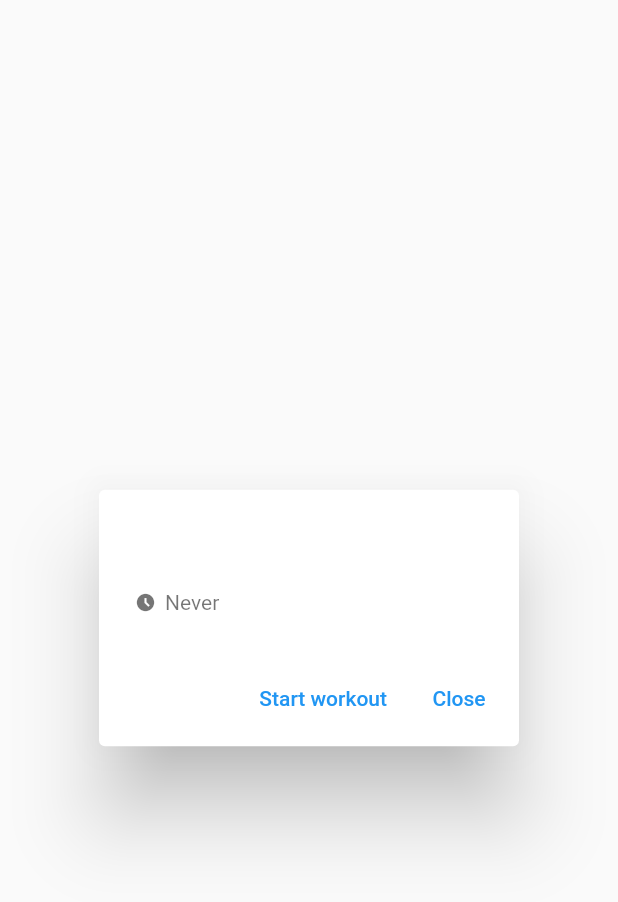
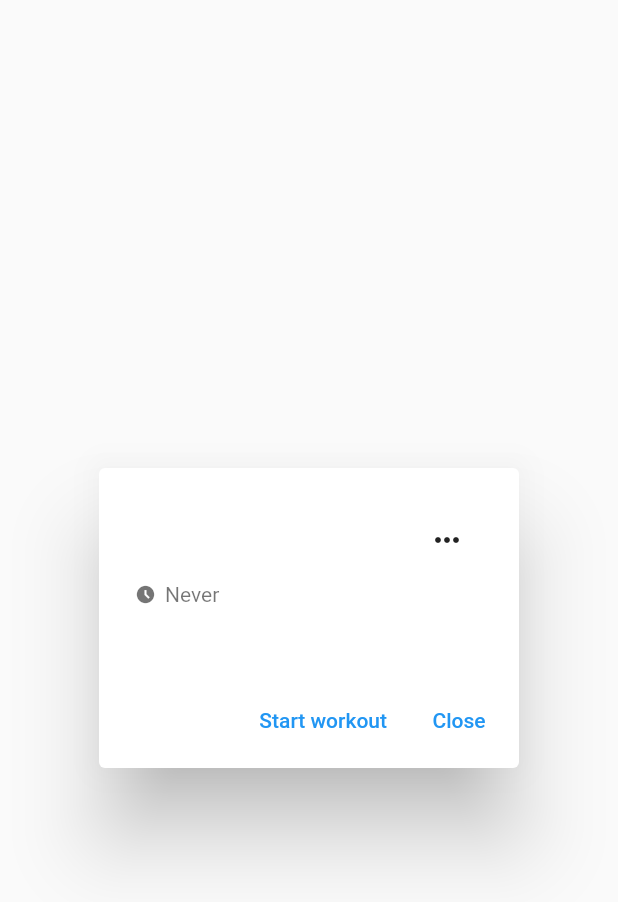
Before and after one commit to eeshangarg/fitness_copilot, a Flutter app: the WorkoutDetailsDialog widget shown alone on an empty page, opened directly with empty values, on a phone screen of 412 x 824 dp. Shown: the top 902 px of the screen. Run offline on Flutter 3.47's test engine with Material 2 defaults, Android fonts, the phone set to English and light mode, and no system bars.

Commit message:
components/workout: Add pop-up menu for edition/deletion.

```diff
--- a/lib/components/workout_details_dialog.dart
+++ b/lib/components/workout_details_dialog.dart
@@ -1,4 +1,5 @@
 import 'package:fitness_copilot/components/workout_last_performed_indicator.dart';
+import 'package:fitness_copilot/components/workout_popup_menu_button.dart';
 import 'package:fitness_copilot/models/workout.dart';
 import 'package:flutter/material.dart';
 
@@ -14,7 +15,9 @@ class WorkoutDetailsDialog extends StatelessWidget {
     List<ListTile> tiles = [];
     for (final exercise in workout.exercises) {
       ListTile tile = ListTile(
-        visualDensity: const VisualDensity(vertical: -4),
+        visualDensity: const VisualDensity(
+          vertical: VisualDensity.minimumDensity,
+        ),
         contentPadding:
             const EdgeInsets.symmetric(horizontal: 0.0, vertical: 0.0),
         title: Text('${exercise.sets.length} x ${exercise.name}'),
@@ -27,19 +30,26 @@ class WorkoutDetailsDialog extends StatelessWidget {
 
   @override
   Widget build(BuildContext context) {
-    List<Widget> children = [
-      WorkoutLastPerformedIndicator(
-        lastPerformed: workout.lastPerformed,
-      ),
-    ];
-    children.addAll(_getExerciseTiles());
-
     return AlertDialog(
       scrollable: true,
       insetPadding: const EdgeInsets.all(16.0),
-      title: Text(workout.name),
+      title: Column(
+        children: [
+          Row(
+            mainAxisAlignment: MainAxisAlignment.spaceBetween,
+            children: [
+              Text(workout.name),
+              const WorkoutPopupMenuButton(),
+            ],
+          ),
+          const SizedBox(height: 4.0),
+          WorkoutLastPerformedIndicator(
+            lastPerformed: workout.lastPerformed,
+          ),
+        ],
+      ),
       content: Column(
-        children: children,
+        children: _getExerciseTiles(),
         mainAxisSize: MainAxisSize.min,
       ),
       actions: [
--- /dev/null
+++ b/lib/components/workout_popup_menu_button.dart
@@ -0,0 +1,44 @@
+import 'package:fitness_copilot/components/workout_popup_menu_tile.dart';
+import 'package:flutter/material.dart';
+
+enum WorkoutDetailsOption {
+  edit,
+  delete,
+}
+
+class WorkoutPopupMenuButton extends StatelessWidget {
+  const WorkoutPopupMenuButton({
+    Key? key,
+  }) : super(key: key);
+
+  @override
+  Widget build(BuildContext context) {
+    return PopupMenuButton<WorkoutDetailsOption>(
+      icon: const Icon(Icons.more_horiz_rounded),
+      itemBuilder: (BuildContext context) =>
+          <PopupMenuEntry<WorkoutDetailsOption>>[
+        const PopupMenuItem<WorkoutDetailsOption>(
+          value: WorkoutDetailsOption.edit,
+          child: WorkoutPopupMenuTile(
+            icon: Icon(Icons.edit),
+            title: Text('Edit'),
+          ),
+        ),
+        const PopupMenuItem<WorkoutDetailsOption>(
+          value: WorkoutDetailsOption.delete,
+          child: WorkoutPopupMenuTile(
+            icon: Icon(Icons.delete),
+            title: Text('Delete'),
+          ),
+        ),
+      ],
+      onSelected: (WorkoutDetailsOption option) {
+        if (option == WorkoutDetailsOption.edit) {
+          // TODO: Implement the ability to edit a workout.
+        } else if (option == WorkoutDetailsOption.delete) {
+          // TODO: Implement the ability to delete a workout.
+        }
+      },
+    );
+  }
+}
```
Also changed, not shown: lib/components/workout_popup_menu_tile.dart (added, +28 -0 lines).
